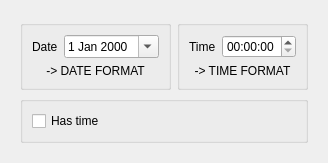
First picture: the form in CustomTimeCtrl/datetime.ui, repository doublebyte1/CustomTimeCtrl, before the edit.
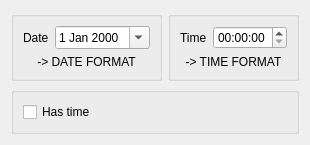
Second picture: the form after the edit. Icons and pictures are not drawn.

```diff
--- a/CustomTimeCtrl/datetime.ui
+++ b/CustomTimeCtrl/datetime.ui
@@ -6,8 +6,8 @@
    <rect>
     <x>0</x>
     <y>0</y>
-    <width>320</width>
-    <height>147</height>
+    <width>295</width>
+    <height>127</height>
    </rect>
   </property>
   <property name="windowTitle">
@@ -23,33 +23,13 @@
   <property name="whatsThis">
    <string>Widget to Input DateTime</string>
   </property>
-  <layout class="QGridLayout" name="gridLayout_4">
-   <item row="0" column="0">
-    <widget class="QFrame" name="frame">
-     <property name="sizePolicy">
-      <sizepolicy hsizetype="Expanding" vsizetype="Minimum">
-       <horstretch>0</horstretch>
-       <verstretch>0</verstretch>
-      </sizepolicy>
-     </property>
-     <property name="styleSheet">
-      <string notr="true"/>
-     </property>
-     <property name="frameShape">
-      <enum>QFrame::NoFrame</enum>
-     </property>
-     <property name="frameShadow">
-      <enum>QFrame::Raised</enum>
-     </property>
-     <layout class="QGridLayout" name="gridLayout_3">
-      <item row="0" column="0">
        <layout class="QVBoxLayout" name="verticalLayout">
         <item>
          <layout class="QHBoxLayout" name="horizontalLayout_2">
           <item>
            <widget class="QGroupBox" name="groupDate">
             <property name="sizePolicy">
-             <sizepolicy hsizetype="Preferred" vsizetype="Minimum">
+        <sizepolicy hsizetype="Preferred" vsizetype="Fixed">
               <horstretch>0</horstretch>
               <verstretch>0</verstretch>
              </sizepolicy>
@@ -115,7 +95,7 @@
           <item>
            <widget class="QGroupBox" name="groupTime">
             <property name="sizePolicy">
-             <sizepolicy hsizetype="Preferred" vsizetype="Minimum">
+        <sizepolicy hsizetype="Preferred" vsizetype="Fixed">
               <horstretch>0</horstretch>
               <verstretch>0</verstretch>
              </sizepolicy>
@@ -212,11 +192,6 @@
          </widget>
         </item>
        </layout>
-      </item>
-     </layout>
-    </widget>
-   </item>
-  </layout>
  </widget>
  <resources>
   <include location="CustomTimeCtrl.qrc"/>
```
Left out of the diff: 24 changed lines with no effect on the pictures. Lines whose indentation alone changed are shown as unchanged.
